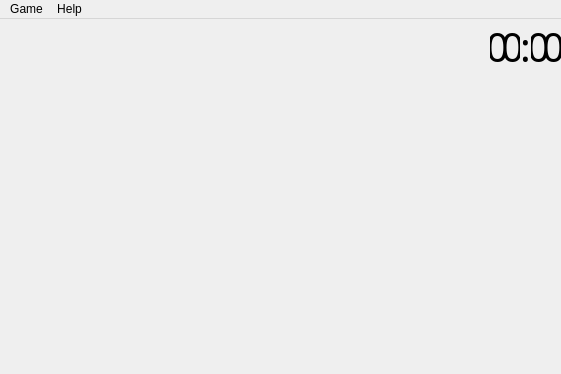
Above: mainwindow.ui from q-g-j/qminesweeper before the change. Below: the same form after it.
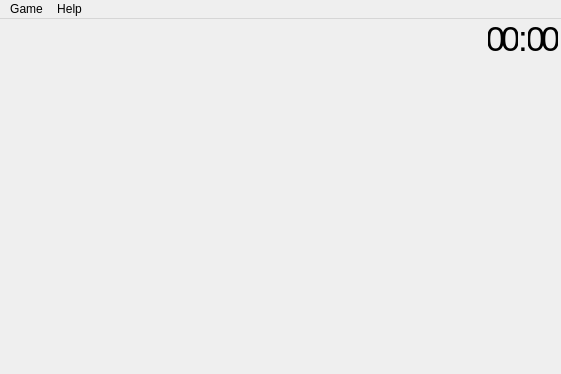
That is the form after the change.

Patch:
```diff
--- a/mainwindow.ui
+++ b/mainwindow.ui
@@ -98,25 +98,31 @@
          </property>
          <property name="minimumSize">
           <size>
-           <width>40</width>
+           <width>60</width>
            <height>0</height>
           </size>
          </property>
          <property name="maximumSize">
           <size>
-           <width>40</width>
+           <width>60</width>
            <height>16777215</height>
           </size>
          </property>
          <property name="font">
           <font>
-           <family>Bahnschrift Condensed</family>
-           <pointsize>30</pointsize>
+           <pointsize>26</pointsize>
+           <italic>false</italic>
           </font>
          </property>
          <property name="styleSheet">
           <string notr="true">QLabel#labelMinesLeft {
 	color: black;
+	margin-top: -5;
+	margin-bottom: -5;
+  	margin-right: 0;
+ 	margin-left: 3;
+	font-family: &quot;Noto Sans Condensed Medium&quot;;
+	font-style: normal;
 }</string>
          </property>
          <property name="frameShape">
@@ -126,10 +132,7 @@
           <string/>
          </property>
          <property name="alignment">
-          <set>Qt::AlignCenter</set>
-         </property>
-         <property name="margin">
-          <number>-5</number>
+          <set>Qt::AlignLeading|Qt::AlignLeft|Qt::AlignVCenter</set>
          </property>
          <property name="indent">
           <number>0</number>
@@ -146,7 +149,7 @@
          </property>
          <property name="sizeHint" stdset="0">
           <size>
-           <width>30</width>
+           <width>13</width>
            <height>0</height>
           </size>
          </property>
@@ -234,14 +237,19 @@
          </property>
          <property name="font">
           <font>
-           <family>Bahnschrift Condensed</family>
-           <pointsize>30</pointsize>
-           <bold>false</bold>
+           <pointsize>26</pointsize>
+           <italic>false</italic>
           </font>
          </property>
          <property name="styleSheet">
           <string notr="true">QLabel#timerTenMinutes {
 	color: black;
+	margin-top: -5;
+	margin-bottom: -5;
+  	margin-right: 0;
+    margin-left: 0;
+	font-family: &quot;Noto Sans Condensed Medium&quot;;
+	font-style: normal;
 }</string>
          </property>
          <property name="frameShape">
@@ -254,7 +262,7 @@
           <set>Qt::AlignCenter</set>
          </property>
          <property name="margin">
-          <number>-5</number>
+          <number>0</number>
          </property>
         </widget>
        </item>
@@ -280,14 +288,19 @@
          </property>
          <property name="font">
           <font>
-           <family>Bahnschrift Condensed</family>
-           <pointsize>30</pointsize>
-           <bold>false</bold>
+           <pointsize>26</pointsize>
+           <italic>false</italic>
           </font>
          </property>
          <property name="styleSheet">
           <string notr="true">QLabel#timerMinutes {
 	color: black;
+	margin-top: -5;
+	margin-bottom: -5;
+  	margin-right: 0;
+    margin-left: 0;
+	font-family: &quot;Noto Sans Condensed Medium&quot;;
+	font-style: normal;
 }</string>
          </property>
          <property name="frameShape">
@@ -300,7 +313,7 @@
           <set>Qt::AlignCenter</set>
          </property>
          <property name="margin">
-          <number>-5</number>
+          <number>0</number>
          </property>
         </widget>
        </item>
@@ -320,14 +333,19 @@
          </property>
          <property name="font">
           <font>
-           <family>Bahnschrift Condensed</family>
-           <pointsize>30</pointsize>
-           <bold>false</bold>
+           <pointsize>26</pointsize>
+           <italic>false</italic>
           </font>
          </property>
          <property name="styleSheet">
           <string notr="true">QLabel#timerColon {
 	color: black;
+	margin-top: -5;
+	margin-bottom: -5;
+  	margin-right: 0;
+    margin-left: 0;
+	font-family: &quot;Noto Sans Condensed Medium&quot;;
+	font-style: normal;
 }</string>
          </property>
          <property name="frameShape">
@@ -340,7 +358,7 @@
           <set>Qt::AlignCenter</set>
          </property>
          <property name="margin">
-          <number>-5</number>
+          <number>0</number>
          </property>
         </widget>
        </item>
@@ -366,14 +384,19 @@
          </property>
          <property name="font">
           <font>
-           <family>Bahnschrift Condensed</family>
-           <pointsize>30</pointsize>
-           <bold>false</bold>
+           <pointsize>26</pointsize>
+           <italic>false</italic>
           </font>
          </property>
          <property name="styleSheet">
           <string notr="true">QLabel#timerTenSeconds {
 	color: black;
+	margin-top: -5;
+	margin-bottom: -5;
+  	margin-right: 0;
+    margin-left: 0;
+	font-family: &quot;Noto Sans Condensed Medium&quot;;
+	font-style: normal;
 }</string>
          </property>
          <property name="frameShape">
@@ -386,7 +409,7 @@
           <set>Qt::AlignCenter</set>
          </property>
          <property name="margin">
-          <number>-5</number>
+          <number>0</number>
          </property>
         </widget>
        </item>
@@ -412,9 +435,8 @@
          </property>
          <property name="font">
           <font>
-           <family>Bahnschrift Condensed</family>
-           <pointsize>30</pointsize>
-           <bold>false</bold>
+           <pointsize>26</pointsize>
+           <italic>false</italic>
           </font>
          </property>
          <property name="layoutDirection">
@@ -423,6 +445,12 @@
          <property name="styleSheet">
           <string notr="true">QLabel#timerSeconds {
 	color: black;
+	margin-top: -5;
+	margin-bottom: -5;
+  	margin-right: 0;
+    margin-left: 0;
+	font-family: &quot;Noto Sans Condensed Medium&quot;;
+	font-style: normal;
 }</string>
          </property>
          <property name="frameShape">
@@ -435,13 +463,29 @@
           <set>Qt::AlignCenter</set>
          </property>
          <property name="margin">
-          <number>-5</number>
+          <number>0</number>
          </property>
          <property name="indent">
           <number>0</number>
          </property>
         </widget>
        </item>
+       <item>
+        <spacer name="spacerRightFixed">
+         <property name="orientation">
+          <enum>Qt::Horizontal</enum>
+         </property>
+         <property name="sizeType">
+          <enum>QSizePolicy::Fixed</enum>
+         </property>
+         <property name="sizeHint" stdset="0">
+          <size>
+           <width>3</width>
+           <height>1</height>
+          </size>
+         </property>
+        </spacer>
+       </item>
       </layout>
      </widget>
     </item>
```
